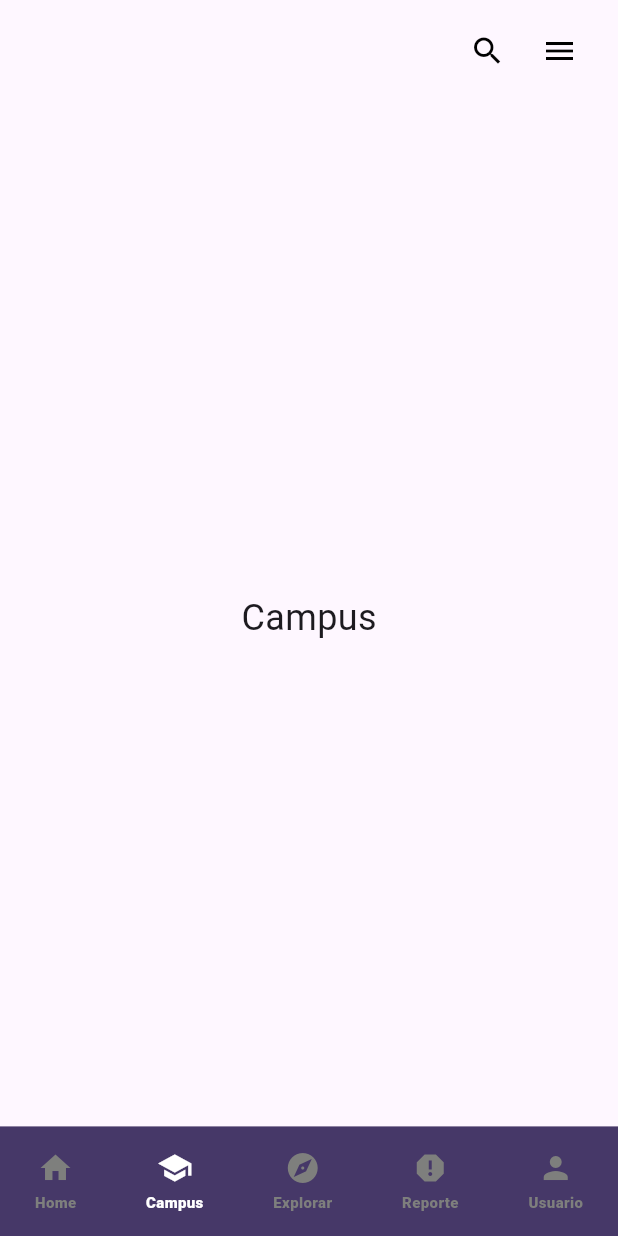
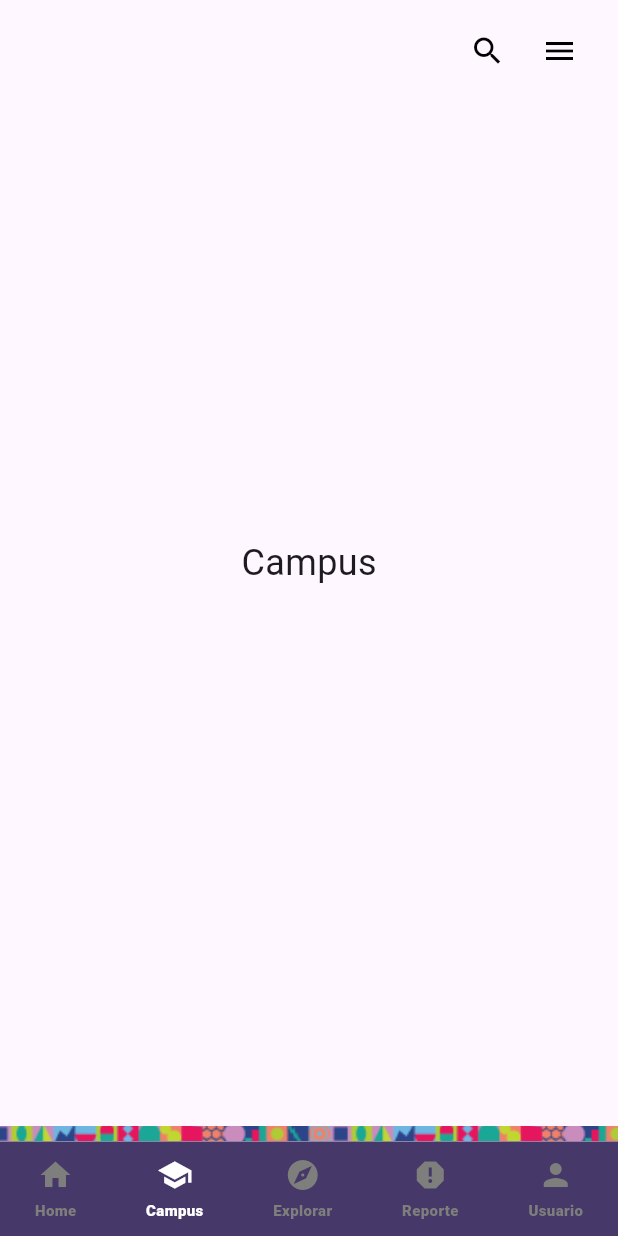
Before and after one commit to jonamx13/uach_mobile, a Flutter app: the screen it shows after launch, item 2 of the bottom bar chosen, on a phone screen of 412 x 824 dp. Run offline on Flutter 3.47's test engine with Material 3 defaults, Android fonts, the phone set to English and light mode, and no system bars; our stand-ins replace flutter_svg; Roboto replaces fonts that are missing (Montserrat Alternates).

Commit message:
Image banner for the navbar

```diff
--- a/lib/core/presentation/main_screen.dart
+++ b/lib/core/presentation/main_screen.dart
@@ -36,7 +36,7 @@ class _MainScreenState extends State<MainScreen> {
   // Calculamos la proporción de la altura para BottomNavBar
   double _getBottomNavBarHeight(BuildContext context) {
     double screenHeight = MediaQuery.of(context).size.height;
-    double proportion = 72.0 / 812.0 ;  // Proporción de 72px sobre 812px de altura de pantalla
+    double proportion = 72.0 / 812.0;  // Proporción de 72px sobre 812px de altura de pantalla
     return screenHeight * proportion;  // Aplicamos la proporción
   }
 
@@ -156,7 +156,13 @@ class _MainScreenState extends State<MainScreen> {
               controller: _pageController,
               physics: const NeverScrollableScrollPhysics(),
               itemCount: _visibleScreens.length,
-              itemBuilder: (context, index) => _visibleScreens[index],
+              itemBuilder: (context, index) {
+                // Usamos el Padding para dejar espacio por debajo del BottomNavBar
+                return Padding(
+                  padding: EdgeInsets.only(bottom: bottomNavBarHeight),
+                  child: _visibleScreens[index],
+                );
+              },
             ),
           ),
           if (_isOverlayVisible)
--- a/lib/core/widgets/bottom_nav_bar.dart
+++ b/lib/core/widgets/bottom_nav_bar.dart
@@ -26,8 +26,23 @@ class BottomNavBar extends StatelessWidget {
       {'label': 'Usuario', 'icon': Icons.person},
     ];
 
-    return Container(
-      height: height,
+    // Altura de la imagen del cintillo
+    double cintilloHeight = 10.0;  // Ajusta este valor si la imagen tiene otra altura
+    double adjustedHeight = height - cintilloHeight; // Restamos la altura de la imagen
+
+    return Column(
+      children: [
+        // Cintillo con la imagen
+        Image.asset(
+          'assets/images/cintillo_facultades.png',
+          width: MediaQuery.of(context).size.width,
+          height: cintilloHeight,
+          fit: BoxFit.cover,
+        ),
+
+        // Container debajo de la imagen
+        Container(
+          height: adjustedHeight,
           color: const Color(0xFF463868),
           child: Row(
             mainAxisAlignment: MainAxisAlignment.spaceAround,
@@ -62,6 +77,8 @@ class BottomNavBar extends StatelessWidget {
               );
             }).toList(),
           ),
+        ),
+      ],
     );
   }
 }
```
Lines whose indentation alone changed are shown as unchanged.
